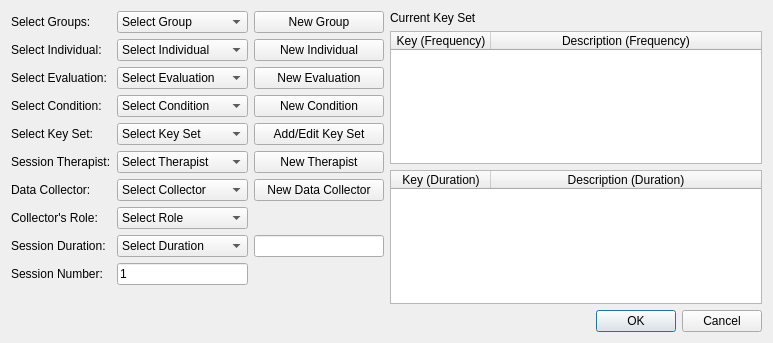
miyamot0/DataTracker3, file sessionwindow.ui: the form before one commit.
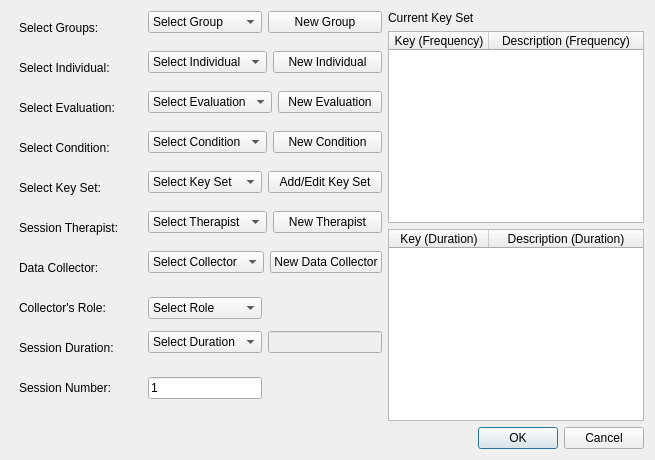
The form after the commit.

What changed in the file:
```diff
--- a/sessionwindow.ui
+++ b/sessionwindow.ui
@@ -6,14 +6,17 @@
    <rect>
     <x>0</x>
     <y>0</y>
-    <width>773</width>
-    <height>343</height>
+    <width>829</width>
+    <height>445</height>
    </rect>
   </property>
   <property name="windowTitle">
    <string>Dialog</string>
   </property>
   <layout class="QVBoxLayout" name="verticalLayout">
+   <property name="sizeConstraint">
+    <enum>QLayout::SetFixedSize</enum>
+   </property>
    <item>
     <layout class="QHBoxLayout" name="topLayout">
      <property name="sizeConstraint">
@@ -26,6 +29,9 @@
        </property>
        <item row="0" column="0">
         <widget class="QLabel" name="labelGroup">
+         <property name="styleSheet">
+          <string notr="true">padding: 10 20 10 5;</string>
+         </property>
          <property name="text">
           <string>Select Groups:</string>
          </property>
@@ -47,6 +53,9 @@
            <property name="focusPolicy">
             <enum>Qt::TabFocus</enum>
            </property>
+           <property name="styleSheet">
+            <string notr="true"/>
+           </property>
            <item>
             <property name="text">
              <string>Select Group</string>
@@ -65,6 +74,9 @@
            <property name="focusPolicy">
             <enum>Qt::ClickFocus</enum>
            </property>
+           <property name="styleSheet">
+            <string notr="true"/>
+           </property>
            <property name="text">
             <string>New Group</string>
            </property>
@@ -74,6 +86,9 @@
        </item>
        <item row="1" column="0">
         <widget class="QLabel" name="labelIndividual">
+         <property name="styleSheet">
+          <string notr="true">padding: 10 20 10 5;</string>
+         </property>
          <property name="text">
           <string>Select Individual:</string>
          </property>
@@ -92,6 +107,9 @@
            <property name="focusPolicy">
             <enum>Qt::TabFocus</enum>
            </property>
+           <property name="styleSheet">
+            <string notr="true"/>
+           </property>
            <item>
             <property name="text">
              <string>Select Individual</string>
@@ -110,6 +128,9 @@
            <property name="focusPolicy">
             <enum>Qt::ClickFocus</enum>
            </property>
+           <property name="styleSheet">
+            <string notr="true"/>
+           </property>
            <property name="text">
             <string>New Individual</string>
            </property>
@@ -119,6 +140,9 @@
        </item>
        <item row="2" column="0">
         <widget class="QLabel" name="labelEvaluation">
+         <property name="styleSheet">
+          <string notr="true">padding: 10 20 10 5;</string>
+         </property>
          <property name="text">
           <string>Select Evaluation:</string>
          </property>
@@ -137,6 +161,9 @@
            <property name="focusPolicy">
             <enum>Qt::TabFocus</enum>
            </property>
+           <property name="styleSheet">
+            <string notr="true"/>
+           </property>
            <item>
             <property name="text">
              <string>Select Evaluation</string>
@@ -155,6 +182,9 @@
            <property name="focusPolicy">
             <enum>Qt::ClickFocus</enum>
            </property>
+           <property name="styleSheet">
+            <string notr="true"/>
+           </property>
            <property name="text">
             <string>New Evaluation</string>
            </property>
@@ -164,6 +194,9 @@
        </item>
        <item row="3" column="0">
         <widget class="QLabel" name="labelCondition">
+         <property name="styleSheet">
+          <string notr="true">padding: 10 20 10 5;</string>
+         </property>
          <property name="text">
           <string>Select Condition:</string>
          </property>
@@ -182,6 +215,9 @@
            <property name="focusPolicy">
             <enum>Qt::TabFocus</enum>
            </property>
+           <property name="styleSheet">
+            <string notr="true"/>
+           </property>
            <item>
             <property name="text">
              <string>Select Condition</string>
@@ -200,6 +236,9 @@
            <property name="focusPolicy">
             <enum>Qt::ClickFocus</enum>
            </property>
+           <property name="styleSheet">
+            <string notr="true"/>
+           </property>
            <property name="text">
             <string>New Condition</string>
            </property>
@@ -209,6 +248,9 @@
        </item>
        <item row="4" column="0">
         <widget class="QLabel" name="labelKeySet">
+         <property name="styleSheet">
+          <string notr="true">padding: 10 20 10 5;</string>
+         </property>
          <property name="text">
           <string>Select Key Set:</string>
          </property>
@@ -227,6 +269,9 @@
            <property name="focusPolicy">
             <enum>Qt::TabFocus</enum>
            </property>
+           <property name="styleSheet">
+            <string notr="true"/>
+           </property>
            <item>
             <property name="text">
              <string>Select Key Set</string>
@@ -245,6 +290,9 @@
            <property name="focusPolicy">
             <enum>Qt::ClickFocus</enum>
            </property>
+           <property name="styleSheet">
+            <string notr="true"/>
+           </property>
            <property name="text">
             <string>Add/Edit Key Set</string>
            </property>
@@ -254,6 +302,9 @@
        </item>
        <item row="5" column="0">
         <widget class="QLabel" name="labelTherapist">
+         <property name="styleSheet">
+          <string notr="true">padding: 10 20 10 5;</string>
+         </property>
          <property name="text">
           <string>Session Therapist:</string>
          </property>
@@ -272,6 +323,9 @@
            <property name="focusPolicy">
             <enum>Qt::TabFocus</enum>
            </property>
+           <property name="styleSheet">
+            <string notr="true"/>
+           </property>
            <item>
             <property name="text">
              <string>Select Therapist</string>
@@ -290,6 +344,9 @@
            <property name="focusPolicy">
             <enum>Qt::ClickFocus</enum>
            </property>
+           <property name="styleSheet">
+            <string notr="true"/>
+           </property>
            <property name="text">
             <string>New Therapist</string>
            </property>
@@ -299,6 +356,9 @@
        </item>
        <item row="6" column="0">
         <widget class="QLabel" name="labelCollector">
+         <property name="styleSheet">
+          <string notr="true">padding: 10 20 10 5;</string>
+         </property>
          <property name="text">
           <string>Data Collector:</string>
          </property>
@@ -317,6 +377,9 @@
            <property name="focusPolicy">
             <enum>Qt::TabFocus</enum>
            </property>
+           <property name="styleSheet">
+            <string notr="true"/>
+           </property>
            <item>
             <property name="text">
              <string>Select Collector</string>
@@ -335,6 +398,9 @@
            <property name="focusPolicy">
             <enum>Qt::ClickFocus</enum>
            </property>
+           <property name="styleSheet">
+            <string notr="true"/>
+           </property>
            <property name="text">
             <string>New Data Collector</string>
            </property>
@@ -344,6 +410,9 @@
        </item>
        <item row="7" column="0">
         <widget class="QLabel" name="labelRole">
+         <property name="styleSheet">
+          <string notr="true">padding: 10 20 10 5;</string>
+         </property>
          <property name="text">
           <string>Collector's Role:</string>
          </property>
@@ -362,6 +431,12 @@
            <property name="focusPolicy">
             <enum>Qt::TabFocus</enum>
            </property>
+           <property name="autoFillBackground">
+            <bool>false</bool>
+           </property>
+           <property name="styleSheet">
+            <string notr="true"/>
+           </property>
            <item>
             <property name="text">
              <string>Select Role</string>
@@ -387,6 +462,9 @@
              <verstretch>0</verstretch>
             </sizepolicy>
            </property>
+           <property name="styleSheet">
+            <string notr="true"/>
+           </property>
            <property name="text">
             <string/>
            </property>
@@ -396,6 +474,9 @@
        </item>
        <item row="8" column="0">
         <widget class="QLabel" name="label">
+         <property name="styleSheet">
+          <string notr="true">padding: 10 20 10 5;</string>
+         </property>
          <property name="text">
           <string>Session Duration:</string>
          </property>
@@ -414,6 +495,9 @@
            <property name="focusPolicy">
             <enum>Qt::TabFocus</enum>
            </property>
+           <property name="styleSheet">
+            <string notr="true"/>
+           </property>
            <item>
             <property name="text">
              <string>Select Duration</string>
@@ -472,13 +556,19 @@
           </widget>
          </item>
          <item>
-          <widget class="QLineEdit" name="holderSessionDuration">
+          <widget class="QLineEdit" name="editSessionDuration">
+           <property name="enabled">
+            <bool>false</bool>
+           </property>
            <property name="sizePolicy">
             <sizepolicy hsizetype="MinimumExpanding" vsizetype="Fixed">
              <horstretch>0</horstretch>
              <verstretch>0</verstretch>
             </sizepolicy>
            </property>
+           <property name="styleSheet">
+            <string notr="true"/>
+           </property>
            <property name="readOnly">
             <bool>true</bool>
            </property>
@@ -488,6 +578,9 @@
        </item>
        <item row="9" column="0">
         <widget class="QLabel" name="labelSessionNumber">
+         <property name="styleSheet">
+          <string notr="true">padding: 10 20 10 5;</string>
+         </property>
          <property name="text">
           <string>Session Number:</string>
          </property>
@@ -509,6 +602,9 @@
            <property name="focusPolicy">
             <enum>Qt::TabFocus</enum>
            </property>
+           <property name="styleSheet">
+            <string notr="true"/>
+           </property>
            <property name="text">
             <string>1</string>
            </property>
@@ -525,6 +621,9 @@
              <verstretch>0</verstretch>
             </sizepolicy>
            </property>
+           <property name="styleSheet">
+            <string notr="true"/>
+           </property>
            <property name="text">
             <string/>
            </property>
@@ -592,6 +691,9 @@
          <property name="editTriggers">
           <set>QAbstractItemView::NoEditTriggers</set>
          </property>
+         <property name="alternatingRowColors">
+          <bool>true</bool>
+         </property>
          <attribute name="horizontalHeaderCascadingSectionResizes">
           <bool>false</bool>
          </attribute>
```
Left out of the diff: 5 changed lines with no effect on the pictures.
